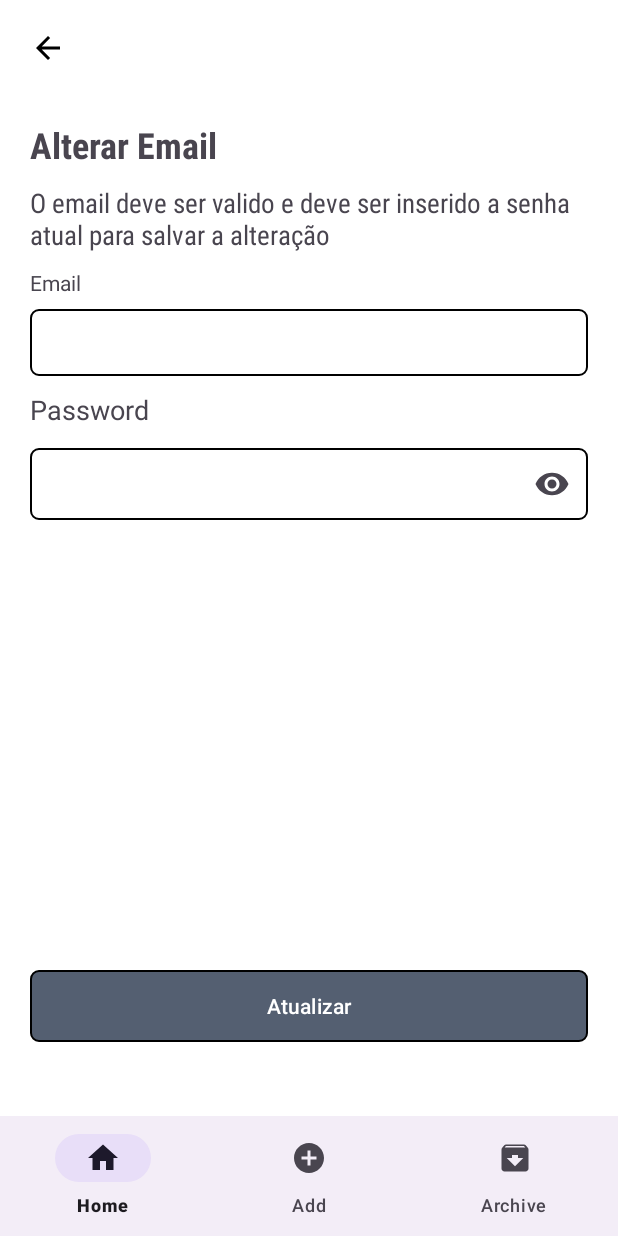
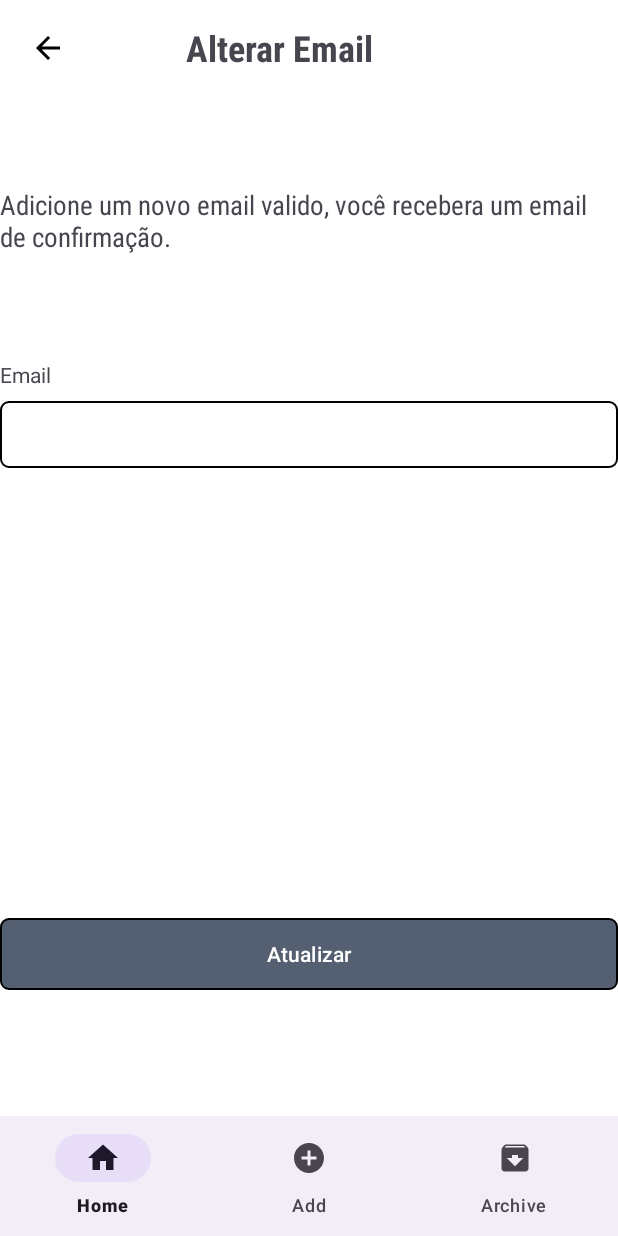
Before and after one commit to Luiz-Eduardo-BL/QuixHouse, an Android app: the ChangeEmailFragment screen opened through its navigation route, on a phone screen of 412 x 824 dp. Run offline under Robolectric (Android 15) with nearby library versions, the phone set to English and light mode, and no system bars; our stand-ins replace Firebase (no records; nobody signed in at launch, a user with empty details on screens opened directly), navigation-ui; 1 statement that could not run was skipped.

Commit message:
feat: updated ChangeEmailFragment and ChangePasswordFragment
- Updated ChangeEmailFragment to change the user's email in the database and in real-time authentication
- Updated ChangePasswordFragment to change the user's password in Authentication
- Removed password fields from ChangeEmailFragment.xml

```diff
--- a/Codigos/app/src/main/res/layout/fragment_change_email.xml
+++ b/Codigos/app/src/main/res/layout/fragment_change_email.xml
@@ -5,6 +5,10 @@
     android:layout_width="match_parent"
     android:layout_height="match_parent"
     tools:context=".ChangeEmailFragment">
+    <RelativeLayout
+        android:layout_width="match_parent"
+        android:layout_height="wrap_content"
+        android:gravity="center_vertical">
 
         <ImageButton
             android:id="@+id/backButton"
@@ -17,35 +21,42 @@
             app:layout_constraintStart_toStartOf="parent"
             app:layout_constraintTop_toTopOf="parent" />
 
+        <TextView
+            android:layout_width="wrap_content"
+            android:layout_height="wrap_content"
+            android:layout_centerInParent="true"
+            android:layout_marginLeft="60dp"
+            android:layout_centerVertical="true"
+            android:layout_toRightOf="@id/backButton"
+            android:fontFamily="sans-serif-condensed"
+            android:text="Alterar Email"
+            android:textSize="24sp"
+            android:textStyle="bold" />
+
+    </RelativeLayout>
+
     <LinearLayout
         android:layout_width="wrap_content"
         android:layout_height="wrap_content"
         android:layout_marginTop="20dp"
         android:orientation="vertical"
-        android:padding="20dp">
+        android:layout_gravity="center_vertical|center_horizontal">
 
 
         <TextView
             android:layout_width="wrap_content"
             android:layout_height="wrap_content"
-            android:layout_marginTop="40dp"
+            android:layout_marginBottom="60dp"
+            android:layout_gravity="center_vertical|center_horizontal"
             android:fontFamily="sans-serif-condensed"
-            android:text="Alterar Email"
-            android:textSize="24sp"
-            android:textStyle="bold" />
-
-        <TextView
-            android:layout_width="wrap_content"
-            android:layout_height="wrap_content"
-            android:layout_marginTop="10dp"
-            android:fontFamily="sans-serif-condensed"
-            android:text="O email deve ser valido e deve ser inserido a senha atual para salvar a alteração"
+            android:text="Adicione um novo email valido, você recebera um email de confirmação."
             android:textSize="18sp" />
 
         <TextView
             android:layout_width="wrap_content"
             android:layout_height="wrap_content"
             android:layout_marginTop="10dp"
+            android:layout_gravity="center_vertical"
             android:text="Email" />
 
         <EditText
@@ -58,30 +69,9 @@
             android:inputType="textEmailAddress"
             android:padding="10dp" />
 
-        <TextView
-            android:layout_width="wrap_content"
-            android:layout_height="wrap_content"
-            android:layout_marginTop="10dp"
-            android:text="Password"
-            android:textSize="18sp" />
-
-        <com.google.android.material.textfield.TextInputLayout
-            android:layout_width="match_parent"
-            android:layout_height="match_parent"
-            android:layout_marginTop="8dp"
-            app:endIconMode="password_toggle">
-
-            <com.google.android.material.textfield.TextInputEditText
-                android:id="@+id/confirmPassword"
-                android:layout_width="match_parent"
-                android:layout_height="wrap_content"
-                android:background="@drawable/bg_edit"
-                android:inputType="textPassword"
-                android:padding="10dp" />
-        </com.google.android.material.textfield.TextInputLayout>
 
         <Button
-            android:id="@+id/buttonSend"
+            android:id="@+id/buttonSendEmail"
             android:layout_width="match_parent"
             android:layout_height="wrap_content"
             android:layout_gravity="center_horizontal"
```
Also changed, not shown: Codigos/app/src/main/java/com/example/quixhouse/ChangeEmailFragment.kt (+37 -6 lines), Codigos/app/src/main/java/com/example/quixhouse/ChangePasswordFragment.kt (+54 -0 lines), Codigos/app/src/main/res/layout/fragment_change_name.xml (+1 -23 lines), Codigos/app/src/main/res/layout/fragment_change_password.xml (+5 -5 lines). Lines whose indentation alone changed are shown as unchanged.
